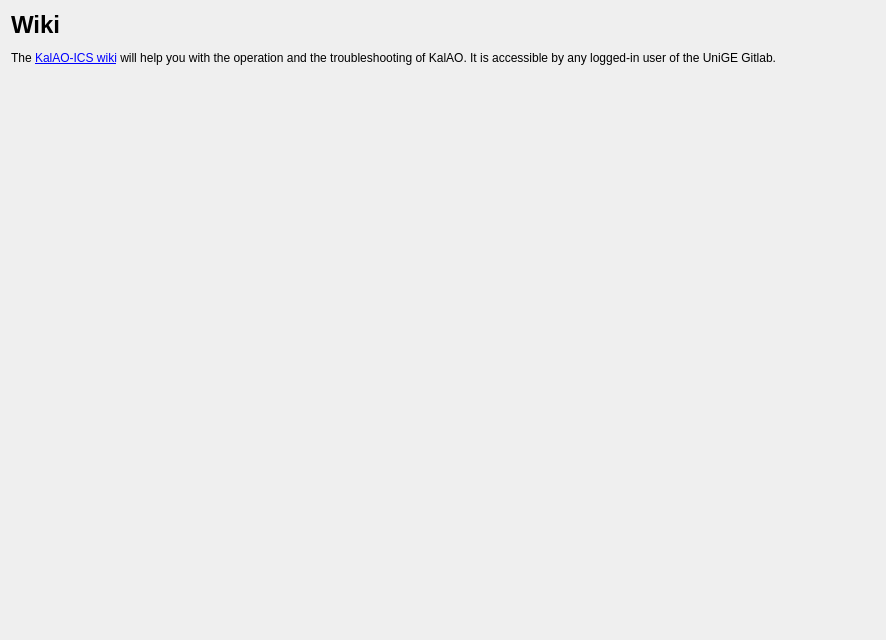
janis-hag/kalao-ics, file guis/uis/help.ui: the form before one commit.
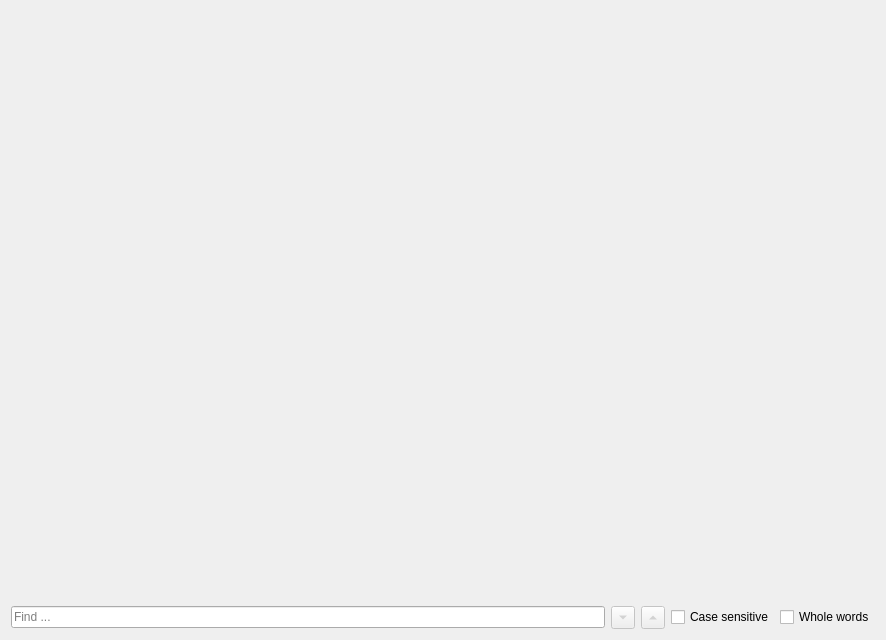
The form after the commit.

Commit message: New update_db_from_fits, improve help and fits_viewer GUIs, some refactoring

Diff of the .ui file:
```diff
--- a/guis/uis/help.ui
+++ b/guis/uis/help.ui
@@ -14,14 +14,13 @@
    <string>Help - KalAO</string>
   </property>
   <layout class="QVBoxLayout" name="verticalLayout">
-   <item alignment="Qt::AlignTop">
-    <widget class="QLabel" name="label">
-     <property name="text">
-      <string>&lt;h1&gt;Wiki&lt;/h1&gt;
-The &lt;a href=&quot;https://gitlab.unige.ch/kalao/kalao-ics/-/wikis/home&quot;&gt;KalAO-ICS wiki&lt;/a&gt; will help you with the operation and the troubleshooting of KalAO. It is accessible by any logged-in user of the UniGE Gitlab.</string>
+   <item>
+    <widget class="QTextBrowser" name="textedit">
+     <property name="styleSheet">
+      <string notr="true">background: transparent</string>
      </property>
-     <property name="wordWrap">
-      <bool>true</bool>
+     <property name="frameShape">
+      <enum>QFrame::NoFrame</enum>
      </property>
      <property name="openExternalLinks">
       <bool>true</bool>
@@ -31,6 +30,63 @@
      </property>
     </widget>
    </item>
+   <item>
+    <layout class="QHBoxLayout" name="searchlayout">
+     <item>
+      <widget class="QLineEdit" name="search_lineedit">
+       <property name="placeholderText">
+        <string>Find ...</string>
+       </property>
+       <property name="clearButtonEnabled">
+        <bool>true</bool>
+       </property>
+      </widget>
+     </item>
+     <item>
+      <widget class="QToolButton" name="next_button">
+       <property name="enabled">
+        <bool>false</bool>
+       </property>
+       <property name="text">
+        <string>Next</string>
+       </property>
+       <property name="toolButtonStyle">
+        <enum>Qt::ToolButtonIconOnly</enum>
+       </property>
+       <property name="arrowType">
+        <enum>Qt::DownArrow</enum>
+       </property>
+      </widget>
+     </item>
+     <item>
+      <widget class="QToolButton" name="previous_button">
+       <property name="enabled">
+        <bool>false</bool>
+       </property>
+       <property name="text">
+        <string>Previous</string>
+       </property>
+       <property name="arrowType">
+        <enum>Qt::UpArrow</enum>
+       </property>
+      </widget>
+     </item>
+     <item>
+      <widget class="QCheckBox" name="casesensitive_checkbox">
+       <property name="text">
+        <string>Case sensitive</string>
+       </property>
+      </widget>
+     </item>
+     <item>
+      <widget class="QCheckBox" name="wholewords_checkbox">
+       <property name="text">
+        <string>Whole words</string>
+       </property>
+      </widget>
+     </item>
+    </layout>
+   </item>
   </layout>
  </widget>
  <resources/>
```
Left out of the diff: 3 changed lines with no effect on the pictures. The commit also changes 21 other files.
